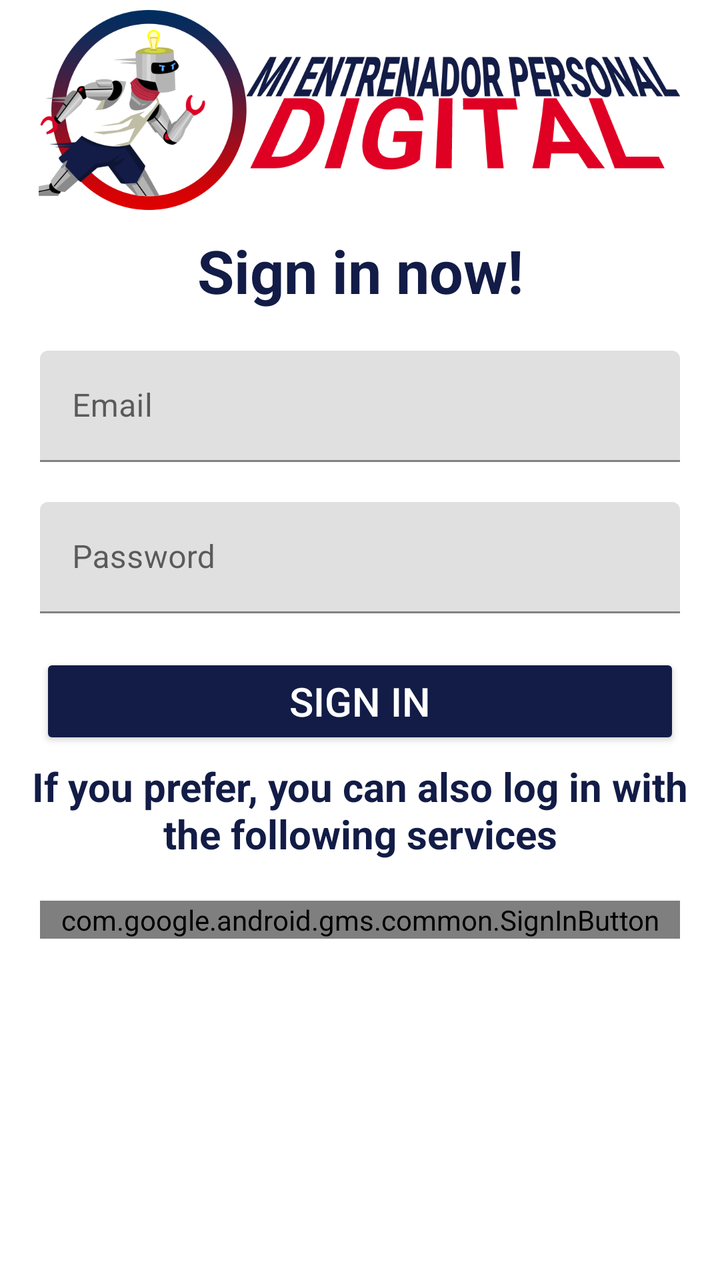
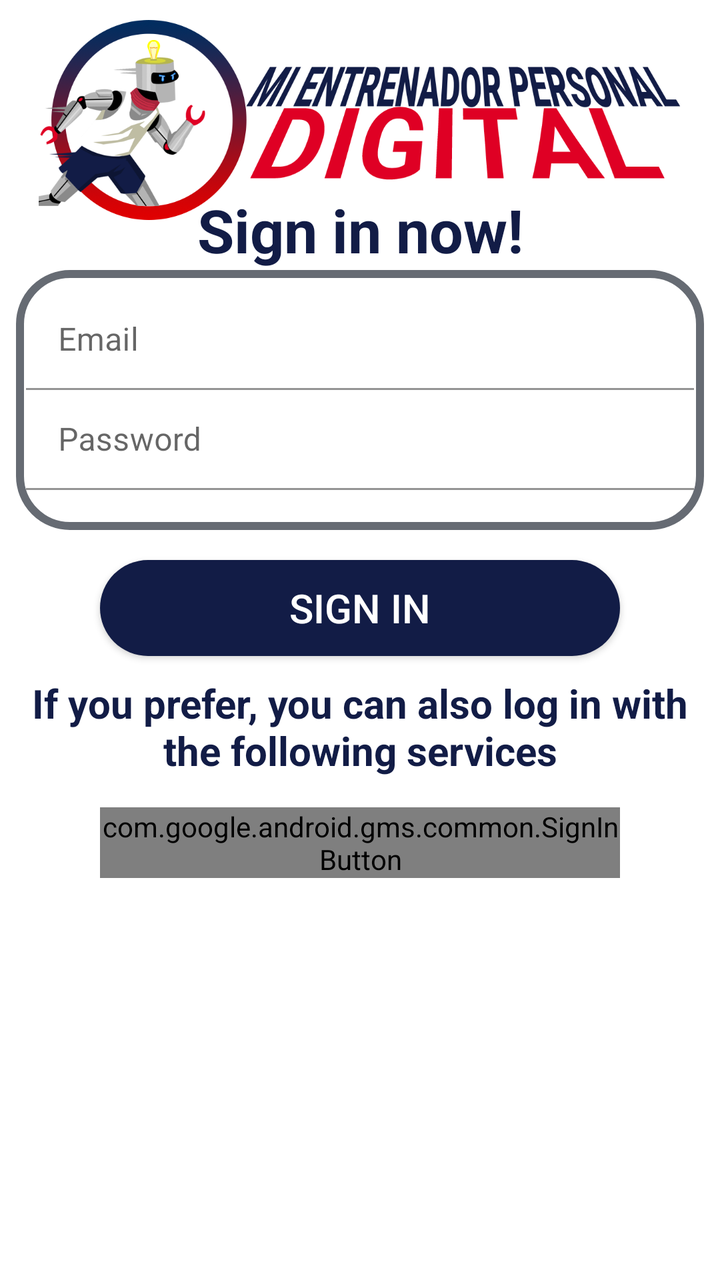

Screens rendered from an Android XML layout before and after an edit, with the pre-edit source and the edit as a unified diff.
<!-- AndroidManifest.xml: activity theme Theme.MyVirtualPersonalTrainer.NoActionBar -->
<!-- res/layout/activity_sign_in.xml -->
<?xml version="1.0" encoding="utf-8"?>
<androidx.constraintlayout.widget.ConstraintLayout xmlns:android="http://schemas.android.com/apk/res/android"
    xmlns:app="http://schemas.android.com/apk/res-auto"
    xmlns:tools="http://schemas.android.com/tools"
    android:layout_width="match_parent"
    android:layout_height="match_parent"
    tools:context=".sign_in.SignInActivity">

    <ImageView
        android:id="@+id/app_logo"
        android:layout_width="wrap_content"
        android:layout_height="100dp"
        android:layout_marginStart="5dp"
        android:layout_marginTop="5dp"
        android:layout_marginEnd="5dp"
        android:contentDescription="@string/logo_description"
        app:layout_constraintEnd_toEndOf="parent"
        app:layout_constraintStart_toStartOf="parent"
        app:layout_constraintTop_toTopOf="parent"
        app:srcCompat="@drawable/tittle" />

    <TextView
        android:id="@+id/sign_in_title"
        android:layout_width="match_parent"
        android:layout_height="wrap_content"
        android:layout_marginTop="10dp"
        android:gravity="center"
        android:text="@string/sign_in_title"
        android:textColor="@color/text_color"
        android:textSize="30sp"
        android:textStyle="bold"
        app:layout_constraintTop_toBottomOf="@+id/app_logo"/>

    <com.google.android.material.textfield.TextInputLayout
        android:id="@+id/ti_email"
        android:layout_width="match_parent"
        android:layout_height="wrap_content"
        android:layout_marginStart="20dp"
        android:layout_marginTop="20dp"
        android:layout_marginEnd="20dp"
        app:layout_constraintEnd_toEndOf="parent"
        app:layout_constraintStart_toStartOf="parent"
        app:layout_constraintTop_toBottomOf="@+id/sign_in_title">

        <com.google.android.material.textfield.TextInputEditText
            android:id="@+id/et_email"
            android:layout_width="match_parent"
            android:layout_height="wrap_content"
            android:hint="@string/user_email"
            android:inputType="textEmailAddress" />

    </com.google.android.material.textfield.TextInputLayout>

    <com.google.android.material.textfield.TextInputLayout
        android:id="@+id/ti_password"
        android:layout_width="match_parent"
        android:layout_height="wrap_content"
        android:layout_marginStart="20dp"
        android:layout_marginTop="20dp"
        android:layout_marginEnd="20dp"
        app:layout_constraintEnd_toEndOf="parent"
        app:layout_constraintStart_toStartOf="parent"
        app:layout_constraintTop_toBottomOf="@+id/ti_email">

        <com.google.android.material.textfield.TextInputEditText
            android:id="@+id/et_password"
            android:layout_width="match_parent"
            android:layout_height="wrap_content"
            android:hint="@string/user_pass"
            android:inputType="textPassword" />

    </com.google.android.material.textfield.TextInputLayout>

    <Button
        android:id="@+id/btn_sign_up"
        android:layout_width="match_parent"
        android:layout_height="wrap_content"
        android:layout_marginStart="20dp"
        android:layout_marginTop="20dp"
        android:layout_marginEnd="20dp"
        android:backgroundTint="@color/text_color"
        android:onClick="signIn"
        android:text="@string/sign_in"
        android:textColor="@color/white"
        android:textSize="20sp"
        app:layout_constraintEnd_toEndOf="parent"
        app:layout_constraintStart_toStartOf="parent"
        app:layout_constraintTop_toBottomOf="@+id/ti_password" />

    <TextView
        android:id="@+id/welcome_sign_up_p"
        android:layout_width="match_parent"
        android:layout_height="wrap_content"
        android:layout_marginTop="5dp"

        android:gravity="center"
        android:text="@string/sign_in_p"
        android:textColor="@color/text_color"
        android:textSize="20sp"
        android:textStyle="bold"
        app:layout_constraintTop_toBottomOf="@+id/btn_sign_up" />

    <com.google.android.gms.common.SignInButton
        android:id="@+id/btn_sign_in_google"
        android:layout_width="match_parent"
        android:layout_height="wrap_content"
        android:layout_marginStart="20dp"
        android:layout_marginTop="20dp"
        android:layout_marginEnd="20dp"
        android:text="@string/sign_in_google"
        app:layout_constraintEnd_toEndOf="parent"
        app:layout_constraintStart_toStartOf="parent"
        app:layout_constraintTop_toBottomOf="@+id/welcome_sign_up_p"
        app:scopeUris="https://www.googleapis.com/auth/drive.file" />

</androidx.constraintlayout.widget.ConstraintLayout>
<!-- resources referenced by this layout -->
<resources>
  <color name="text_color">#121c46</color>
  <color name="white">#FFFFFFFF</color>
  <!-- drawable tittle: png bitmap (drawable, 175872 bytes) -->
  <string name="logo_description" translatable="false">App pet and title</string>
  <string name="sign_in">Sign in</string>
  <string name="sign_in_google">Sign in with Google</string>
  <string name="sign_in_p">If you prefer, you can also log in with the following services</string>
  <string name="sign_in_title">Sign in now!</string>
  <string name="user_email">Email</string>
  <string name="user_pass">Password</string>
  <style name="Theme.MyVirtualPersonalTrainer.NoActionBar">
          <item name="windowActionBar">false</item>
          <item name="windowNoTitle">true</item>
      </style>
</resources>

<!-- the commit's change to res/layout/activity_sign_in.xml (unified diff, before → after) -->
@@ -10,9 +10,7 @@
         android:id="@+id/app_logo"
         android:layout_width="wrap_content"
         android:layout_height="100dp"
-        android:layout_marginStart="5dp"
-        android:layout_marginTop="5dp"
-        android:layout_marginEnd="5dp"
+        android:layout_marginTop="10dp"
         android:contentDescription="@string/logo_description"
         app:layout_constraintEnd_toEndOf="parent"
         app:layout_constraintStart_toStartOf="parent"
@@ -23,79 +21,92 @@
         android:id="@+id/sign_in_title"
         android:layout_width="match_parent"
         android:layout_height="wrap_content"
-        android:layout_marginTop="10dp"
         android:gravity="center"
         android:text="@string/sign_in_title"
-        android:textColor="@color/text_color"
+        android:textColor="@color/blue_1"
         android:textSize="30sp"
         android:textStyle="bold"
-        app:layout_constraintTop_toBottomOf="@+id/app_logo"/>
+        app:layout_constraintBottom_toTopOf="@+id/linearLayout2"
+        app:layout_constraintEnd_toEndOf="parent"
+        app:layout_constraintStart_toStartOf="parent" />
 
-    <com.google.android.material.textfield.TextInputLayout
-        android:id="@+id/ti_email"
+    <LinearLayout
+        android:id="@+id/linearLayout2"
         android:layout_width="match_parent"
         android:layout_height="wrap_content"
-        android:layout_marginStart="20dp"
-        android:layout_marginTop="20dp"
-        android:layout_marginEnd="20dp"
+        android:layout_marginStart="8dp"
+        android:layout_marginEnd="8dp"
+        android:background="@drawable/form_border"
+        android:orientation="vertical"
+        app:layout_constraintBottom_toBottomOf="parent"
         app:layout_constraintEnd_toEndOf="parent"
         app:layout_constraintStart_toStartOf="parent"
-        app:layout_constraintTop_toBottomOf="@+id/sign_in_title">
+        app:layout_constraintTop_toTopOf="@+id/app_logo"
+        app:layout_constraintVertical_bias="0.25">
 
-        <com.google.android.material.textfield.TextInputEditText
-            android:id="@+id/et_email"
+        <com.google.android.material.textfield.TextInputLayout
+            android:id="@+id/ti_email_sign_in"
             android:layout_width="match_parent"
-            android:layout_height="wrap_content"
-            android:hint="@string/user_email"
-            android:inputType="textEmailAddress" />
+            android:layout_height="50dp"
+            android:ems="10"
+            android:inputType="textPersonName"
+            android:text="@string/user_name">
 
-    </com.google.android.material.textfield.TextInputLayout>
+            <com.google.android.material.textfield.TextInputEditText
+                android:id="@+id/et_email_sign_in"
+                android:layout_width="match_parent"
+                android:layout_height="wrap_content"
+                android:backgroundTint="@color/transparent"
+                android:hint="@string/user_email"
+                android:inputType="textEmailAddress" />
 
-    <com.google.android.material.textfield.TextInputLayout
-        android:id="@+id/ti_password"
-        android:layout_width="match_parent"
-        android:layout_height="wrap_content"
-        android:layout_marginStart="20dp"
-        android:layout_marginTop="20dp"
-        android:layout_marginEnd="20dp"
-        app:layout_constraintEnd_toEndOf="parent"
-        app:layout_constraintStart_toStartOf="parent"
-        app:layout_constraintTop_toBottomOf="@+id/ti_email">
+        </com.google.android.material.textfield.TextInputLayout>
 
-        <com.google.android.material.textfield.TextInputEditText
-            android:id="@+id/et_password"
+        <com.google.android.material.textfield.TextInputLayout
+            android:id="@+id/ti_pass_sign_in"
             android:layout_width="match_parent"
-            android:layout_height="wrap_content"
-            android:hint="@string/user_pass"
-            android:inputType="textPassword" />
+            android:layout_height="50dp"
+            android:ems="10"
+            android:inputType="textPersonName"
+            android:text="@string/user_name">
 
-    </com.google.android.material.textfield.TextInputLayout>
+            <com.google.android.material.textfield.TextInputEditText
+                android:id="@+id/et_pass_sign_in"
+                android:layout_width="match_parent"
+                android:layout_height="wrap_content"
+                android:backgroundTint="@color/transparent"
+                android:hint="@string/user_pass"
+                android:inputType="textPassword" />
+
+        </com.google.android.material.textfield.TextInputLayout>
+
+    </LinearLayout>
 
     <Button
         android:id="@+id/btn_sign_up"
         android:layout_width="match_parent"
         android:layout_height="wrap_content"
-        android:layout_marginStart="20dp"
-        android:layout_marginTop="20dp"
-        android:layout_marginEnd="20dp"
-        android:backgroundTint="@color/text_color"
+        android:layout_marginStart="50dp"
+        android:layout_marginTop="15dp"
+        android:layout_marginEnd="50dp"
+        android:background="@drawable/button_style"
         android:onClick="signIn"
         android:text="@string/sign_in"
         android:textColor="@color/white"
         android:textSize="20sp"
         app:layout_constraintEnd_toEndOf="parent"
         app:layout_constraintStart_toStartOf="parent"
-        app:layout_constraintTop_toBottomOf="@+id/ti_password" />
+        app:layout_constraintTop_toBottomOf="@+id/linearLayout2" />
 
     <TextView
         android:id="@+id/welcome_sign_up_p"
         android:layout_width="match_parent"
         android:layout_height="wrap_content"
-        android:layout_marginTop="5dp"
+        android:layout_marginTop="10dp"
 
         android:gravity="center"
         android:text="@string/sign_in_p"
-        android:textColor="@color/text_color"
+        android:textColor="@color/blue_1"
         android:textSize="20sp"
         android:textStyle="bold"
         app:layout_constraintTop_toBottomOf="@+id/btn_sign_up" />
@@ -104,9 +115,9 @@
         android:id="@+id/btn_sign_in_google"
         android:layout_width="match_parent"
         android:layout_height="wrap_content"
-        android:layout_marginStart="20dp"
-        android:layout_marginTop="20dp"
-        android:layout_marginEnd="20dp"
+        android:layout_marginStart="50dp"
+        android:layout_marginTop="15dp"
+        android:layout_marginEnd="50dp"
         android:text="@string/sign_in_google"
         app:layout_constraintEnd_toEndOf="parent"
         app:layout_constraintStart_toStartOf="parent"
<!-- resource entries referenced after the edit -->
@@ -1,7 +1,22 @@
 <!-- resources referenced by this layout -->
 <resources>
-  <color name="text_color">#121c46</color>
+  <color name="blue_1">#121C46</color>
+  <color name="transparent">#00000000 </color>.
   <color name="white">#FFFFFFFF</color>
+  <!-- drawable button_style (drawable) -->
+  <?xml version="1.0" encoding="UTF-8"?>
+  <shape xmlns:android="http://schemas.android.com/apk/res/android" android:shape="rectangle">
+      <corners android:radius="360dp"/>
+      <padding android:left="5dp" android:right="5dp" android:top="10dp" android:bottom="10dp"/>
+      <solid android:color="@color/blue_1"/>
+  </shape>
+  <!-- drawable form_border (drawable) -->
+  <?xml version="1.0" encoding="UTF-8"?>
+  <shape xmlns:android="http://schemas.android.com/apk/res/android" android:shape="rectangle">
+      <corners android:radius="25dp"/>
+      <padding android:left="5dp" android:right="5dp" android:top="10dp" android:bottom="20dp"/>
+      <stroke android:width="4dp" android:color="@color/gray_1"/>
+  </shape>
   <!-- drawable tittle: png bitmap (drawable, 175872 bytes) -->
   <string name="logo_description" translatable="false">App pet and title</string>
   <string name="sign_in">Sign in</string>
@@ -9,10 +24,12 @@
   <string name="sign_in_p">If you prefer, you can also log in with the following services</string>
   <string name="sign_in_title">Sign in now!</string>
   <string name="user_email">Email</string>
+  <string name="user_name">Name</string>
   <string name="user_pass">Password</string>
   <style name="Theme.MyVirtualPersonalTrainer.NoActionBar">
           <item name="windowActionBar">false</item>
           <item name="windowNoTitle">true</item>
       </style>
+  <color name="gray_1">#666B73</color>
 </resources>
 
